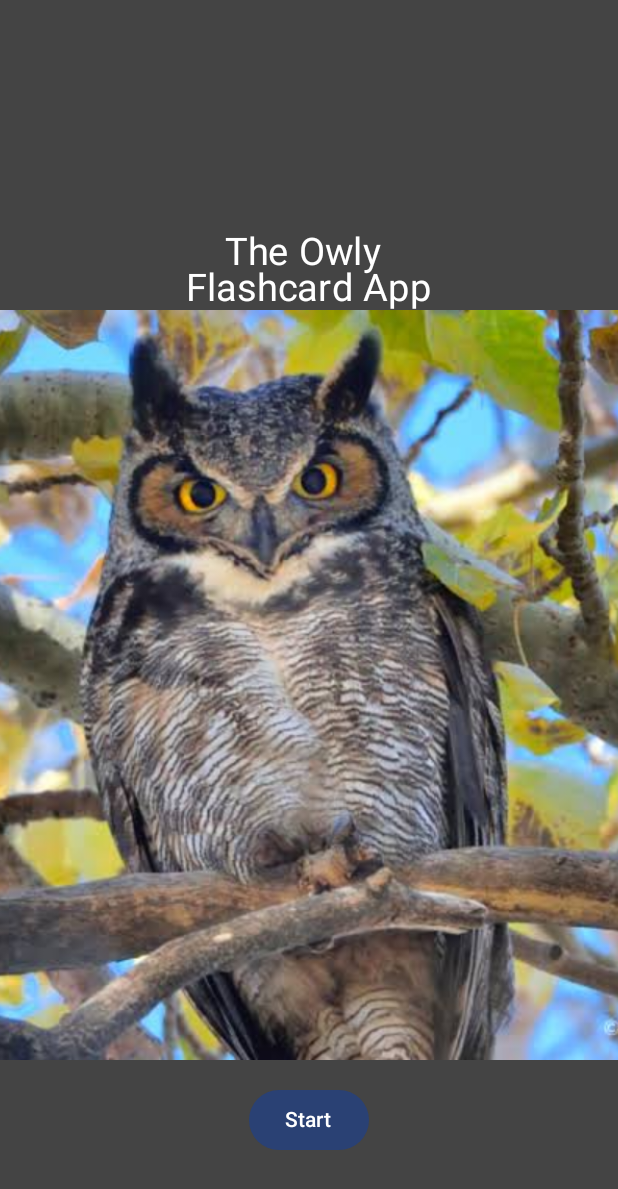
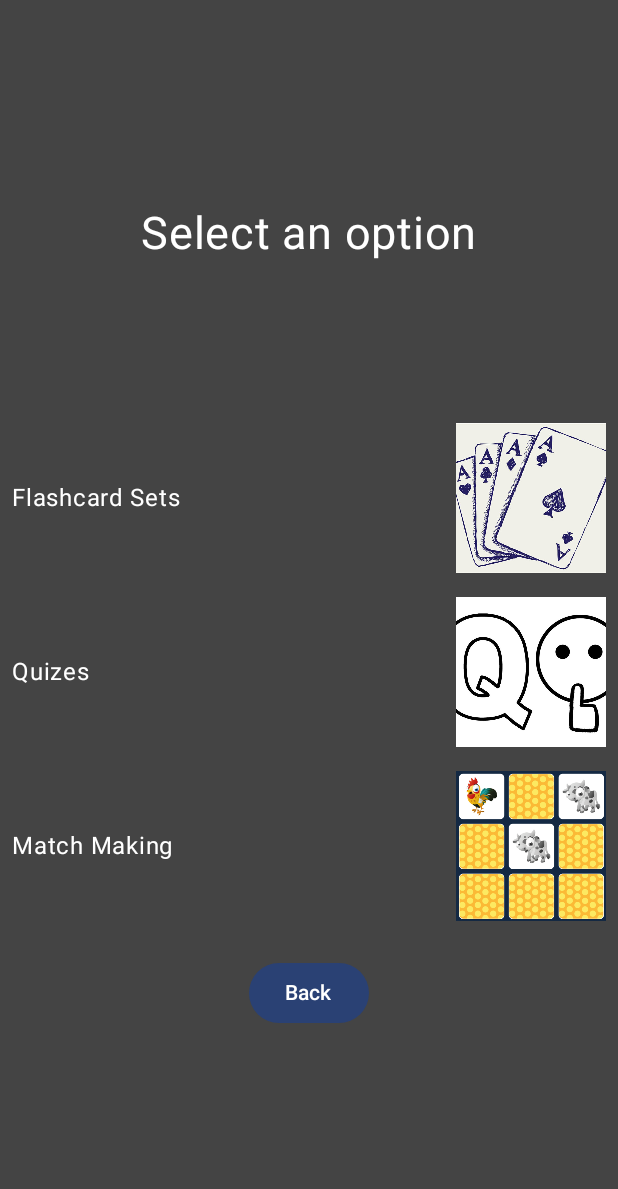
Before and after one commit to Joachimfsb/OwlyCards, an Android app built with Jetpack Compose: the screen it shows after launch (MainActivity), after a tap on "Start", on a phone screen of 412 x 824 dp. Shown: the top 1189 px of the screen. Run offline under Robolectric (Android 15) with nearby library versions, the phone set to English and light mode, and no system bars.

```diff
--- a/OwlyCards/app/src/main/java/com/example/owlycards/MainActivity.kt
+++ b/OwlyCards/app/src/main/java/com/example/owlycards/MainActivity.kt
@@ -55,25 +55,20 @@ fun OwlyApp() {
         composable("startMenu") {
             StartMenuView(navController)
         }
-        /*// Recipes
-        navigation(
-            startDestination = "list",
-            route = "recipes"
-        ) {
-            // Recipe list
-            composable("list") {
-                val viewModel = it.sharedViewModel<SharedViewModel>(navController)
+        composable("menuSelection") {
+            MenuSelectionView(navController)
+        }
+        composable("cards_sets") {
+            FlashMenuView(navController)
+        }
+        composable("set-creation"){
+            SetCreationnView(navController)
+        }
+        composable("quiz") {
 
-                RecipeListView(viewModel, navController)
-            }
-            // Single recipe
-            composable("recipe/{id}") {
-                // Get ID from route
-                val id = it.arguments?.getString("id")?.toInt() ?: 0
-                val viewModel = it.sharedViewModel<SharedViewModel>(navController)
+        }
+        composable("matchmaking") {
 
-                RecipeView(id, viewModel)
-            }
-        }*/
+        }
     }
 }
--- a/OwlyCards/app/src/main/java/com/example/owlycards/StartMenu.kt
+++ b/OwlyCards/app/src/main/java/com/example/owlycards/StartMenu.kt
@@ -60,7 +60,7 @@ fun StartMenuViewPage(navController: NavController, modifier: Modifier = Modifie
             Spacer(modifier = Modifier.height(16.dp)) //decides how much space unerneeth image
 
             Button(onClick = { //if delete button is clicked
-
+                navController.navigate("menuSelection")
             }) {
                 Text(
                     text = "Start"
--- a/OwlyCards/app/src/main/java/com/example/owlycards/menuSelection.kt
+++ b/OwlyCards/app/src/main/java/com/example/owlycards/menuSelection.kt
@@ -1 +1,126 @@
 package com.example.owlycards
+
+import androidx.compose.foundation.Image
+import androidx.compose.foundation.background
+import androidx.compose.foundation.clickable
+import androidx.compose.foundation.layout.Box
+import androidx.compose.foundation.layout.Column
+import androidx.compose.foundation.layout.Row
+import androidx.compose.foundation.layout.Spacer
+import androidx.compose.foundation.layout.fillMaxSize
+import androidx.compose.foundation.layout.fillMaxWidth
+import androidx.compose.foundation.layout.height
+import androidx.compose.foundation.layout.padding
+import androidx.compose.foundation.layout.size
+import androidx.compose.foundation.layout.wrapContentSize
+import androidx.compose.material3.Button
+import androidx.compose.material3.Text
+import androidx.compose.runtime.Composable
+import androidx.compose.ui.Alignment
+import androidx.compose.ui.Modifier
+import androidx.compose.ui.graphics.Color
+import androidx.compose.ui.layout.ContentScale
+import androidx.compose.ui.res.painterResource
+import androidx.compose.ui.tooling.preview.Preview
+import androidx.compose.ui.unit.dp
+import androidx.compose.ui.unit.sp
+import androidx.navigation.NavController
+
+@Preview(showBackground = true)
+@Composable
+fun MenuSelectionPreview(){
+
+}
+
+@Composable
+fun MenuSelectionView(navController: NavController, modifier: Modifier = Modifier) {
+    MenuSelectionViewPage(navController = navController, modifier = Modifier.fillMaxSize().wrapContentSize(Alignment.Center))
+}
+
+@Composable
+fun MenuSelectionViewPage(navController: NavController, modifier: Modifier = Modifier) {
+    Box(
+        modifier = modifier.fillMaxSize().background(Color.DarkGray).wrapContentSize(Alignment.Center)
+    ) {
+        Column(
+            horizontalAlignment = Alignment.CenterHorizontally
+        ) {
+            Text(
+                text = "Select an option",
+                color = Color.White,
+                fontSize = 30.sp
+            )
+            Spacer(modifier = Modifier.height(100.dp)) //moved header text downwards
+            Row( //item and checkbox on the same row
+                verticalAlignment = Alignment.CenterVertically, //centers row
+                modifier = Modifier
+                    .fillMaxWidth() //row takes the full width
+                    .padding(8.dp).clickable { //centers
+                        navController.navigate("cards_sets")
+                    }, //places the checkboxes all the way on the right
+            ) {
+                Text( //text of items
+                    text = "Flashcard Sets", //item text
+                    modifier = Modifier.weight(1f), //spaces out text
+                    color = Color.White
+                )
+                Image(
+                    painter = painterResource(id = R.drawable.cards), //image of ramsey
+                    contentDescription = "flash-cards", //description of picture
+                    contentScale = ContentScale.Crop,
+                    modifier = Modifier.size(100.dp)
+                )
+            }
+            Row( //item and checkbox on the same row
+                verticalAlignment = Alignment.CenterVertically, //centers row
+                modifier = Modifier
+                    .fillMaxWidth() //row takes the full width
+                    .padding(8.dp).clickable { //centers
+
+                    }, //places the checkboxes all the way on the right
+            ) {
+                Text( //text of items
+                    text = "Quizes", //item text
+                    modifier = Modifier.weight(1f), //spaces out text
+                    color = Color.White
+                )
+                Image(
+                    painter = painterResource(id = R.drawable.quiz), //image of ramsey
+                    contentDescription = "quiz", //description of picture
+                    contentScale = ContentScale.Crop,
+                    modifier = Modifier.size(100.dp)
+                )
+            }
+            Row( //item and checkbox on the same row
+                verticalAlignment = Alignment.CenterVertically, //centers row
+                modifier = Modifier
+                    .fillMaxWidth() //row takes the full width
+                    .padding(8.dp).clickable { //centers
+
+                    }, //places the checkboxes all the way on the right
+            ) {
+                Text( //text of items
+                    text = "Match Making", //item text
+                    modifier = Modifier.weight(1f), //spaces out text
+                    color = Color.White
+                )
+                Image(
+                    painter = painterResource(id = R.drawable.matchmaking), //image of ramsey
+                    contentDescription = "matchmaking", //description of picture
+                    contentScale = ContentScale.Crop,
+                    modifier = Modifier.size(100.dp)
+                )
+            }
+
+            Spacer(modifier = Modifier.height(16.dp)) //decides how much space unerneeth image
+
+            Button(onClick = { //if delete button is clicked
+                navController.navigate("startMenu")
+            }) {
+                Text(
+                    text = "Back"
+                )
+            }
+        }
+    }
+}
```
Also changed, not shown: OwlyCards/app/src/main/java/com/example/owlycards/SetCreation.kt (added, +253 -0 lines), OwlyCards/app/src/main/java/com/example/owlycards/flashcard-menu.kt (+155 -0 lines), OwlyCards/app/src/main/res/drawable/cards.jpg (added), OwlyCards/app/src/main/res/drawable/matchmaking.png (added), OwlyCards/app/src/main/res/drawable/quiz.jpg (added).
